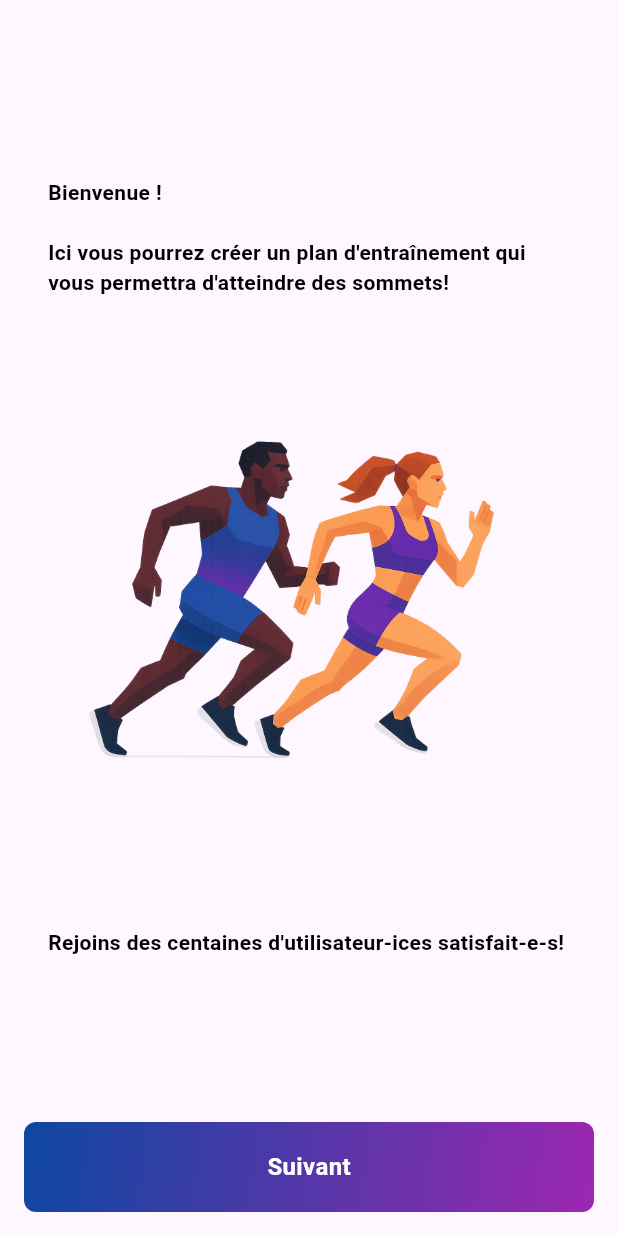
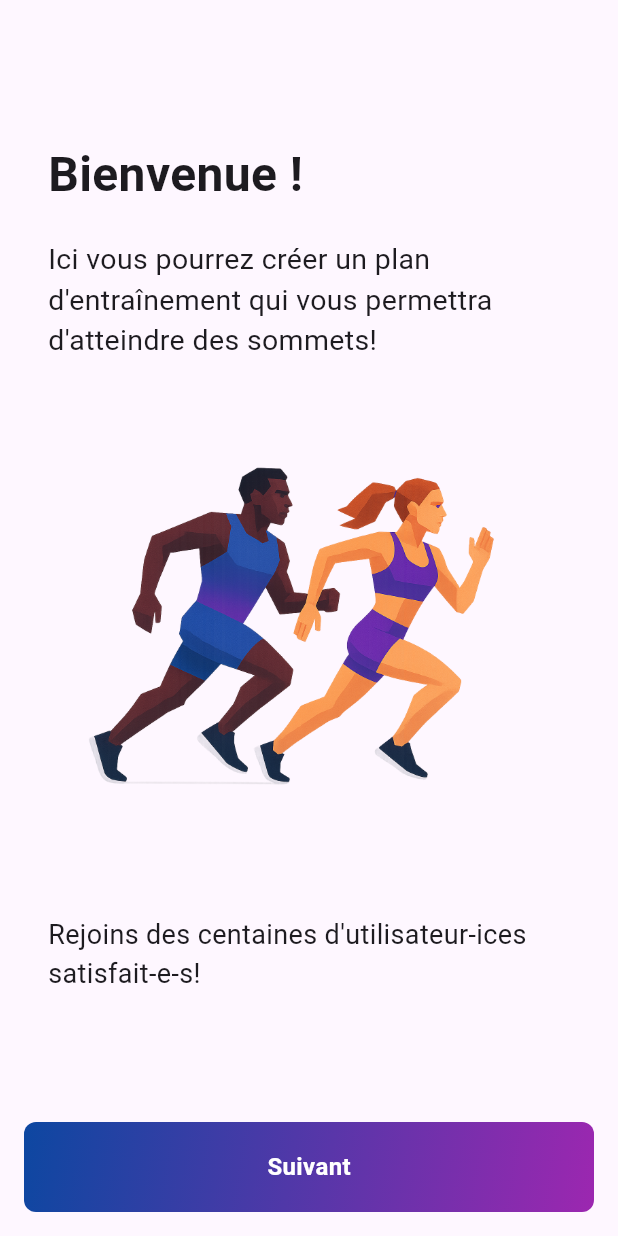
Before and after one commit to ferum-pdg/mobile-app, a Flutter app: the IntroScreen screen opened directly with empty values, on a phone screen of 412 x 824 dp. Run offline on Flutter 3.47's test engine with Material 3 defaults, Android fonts, the phone set to English and light mode, and no system bars; our stand-ins replace dio, fl_chart, jwt_decoder, shared_preferences, table_calendar; missing offline and left inert: pigeon; accounts and stored records are empty.

Commit message:
fix: change fontsize

```diff
--- a/lib/pages/training_plan/intro_screen.dart
+++ b/lib/pages/training_plan/intro_screen.dart
@@ -14,10 +14,7 @@ import 'package:flutter/material.dart';
 class IntroScreen extends StatefulWidget {
   final Function(TrainingPlan) onPlanCreated;
 
-  const IntroScreen({
-    super.key,
-    required this.onPlanCreated,
-  });
+  const IntroScreen({super.key, required this.onPlanCreated});
 
   @override
   State<IntroScreen> createState() => _IntroScreenState();
@@ -41,14 +38,14 @@ class _IntroScreenState extends State<IntroScreen> {
       SwimmingScreen(),
       CyclingScreen(),
       DaysOfWeekScreen(),
-      EndDateScreen()
+      EndDateScreen(),
     ];
   }
 
   /// Navigate to the next page.
   /// If it's the last page, attempt to create the training plan.
   void _nextPage() async {
-    if (_currentPage < _pages.length - 1){
+    if (_currentPage < _pages.length - 1) {
       // Move to the next page with animation.
       _pageController.nextPage(
         duration: const Duration(milliseconds: 300),
@@ -63,15 +60,15 @@ class _IntroScreenState extends State<IntroScreen> {
           widget.onPlanCreated(plan);
         }
       } catch (e) {
-      ScaffoldMessenger.of(context).showSnackBar(
-        SnackBar(content: Text(e.toString())),
-      );
+        ScaffoldMessenger.of(
+          context,
+        ).showSnackBar(SnackBar(content: Text(e.toString())));
       }
     }
   }
 
   /// First screen displayed: introduction and motivation text.
-  Widget _welcomeScreen(){
+  Widget _welcomeScreen() {
     return Padding(
       padding: const EdgeInsets.all(32.0),
       child: Column(
@@ -81,38 +78,24 @@ class _IntroScreenState extends State<IntroScreen> {
           const SizedBox(height: 24),
           Text(
             "Bienvenue !",
-            style: TextStyle(
-              fontSize: 14,
-              color: Colors.black,
-              fontWeight: FontWeight.bold,
-            ),
+            style: TextStyle(fontSize: 32, fontWeight: FontWeight.bold),
           ),
           const SizedBox(height: 20),
           Text(
             "Ici vous pourrez créer un plan d'entraînement qui vous permettra d'atteindre des sommets!",
-            style: TextStyle(
-              fontSize: 14,
-              color: Colors.black,
-              fontWeight: FontWeight.bold,
+            style: TextStyle(fontSize: 19),
           ),
-          ),
-          Image.asset(
-            "assets/img/icon-tp.png",
-            height: 400,
-          ),
+          Image.asset("assets/img/icon-tp.png", height: 350),
           const SizedBox(height: 20),
           Text(
             "Rejoins des centaines d'utilisateur-ices satisfait-e-s!",
-            style: TextStyle(
-              fontSize: 14,
-              color: Colors.black,
-              fontWeight: FontWeight.bold,
-            ),
+            style: TextStyle(fontSize: 18),
           ),
         ],
       ),
     );
   }
+
   @override
   Widget build(BuildContext context) {
     return Scaffold(
@@ -128,18 +111,20 @@ class _IntroScreenState extends State<IntroScreen> {
                 });
               },
               children: _pages,
-            )
+            ),
           ),
 
           // Bottom button to go to the next page or create the plan.
           Padding(
             padding: const EdgeInsets.all(16.0),
             child: GradientButton(
-              text: _currentPage < _pages.length - 1 ? "Suivant" : "Je crée mon plan",
+              text: _currentPage < _pages.length - 1
+                  ? "Suivant"
+                  : "Je crée mon plan",
               onTap: _nextPage,
               height: 60.0,
             ),
-          )
+          ),
         ],
       ),
     );
```
Lines whose indentation alone changed are shown as unchanged.
